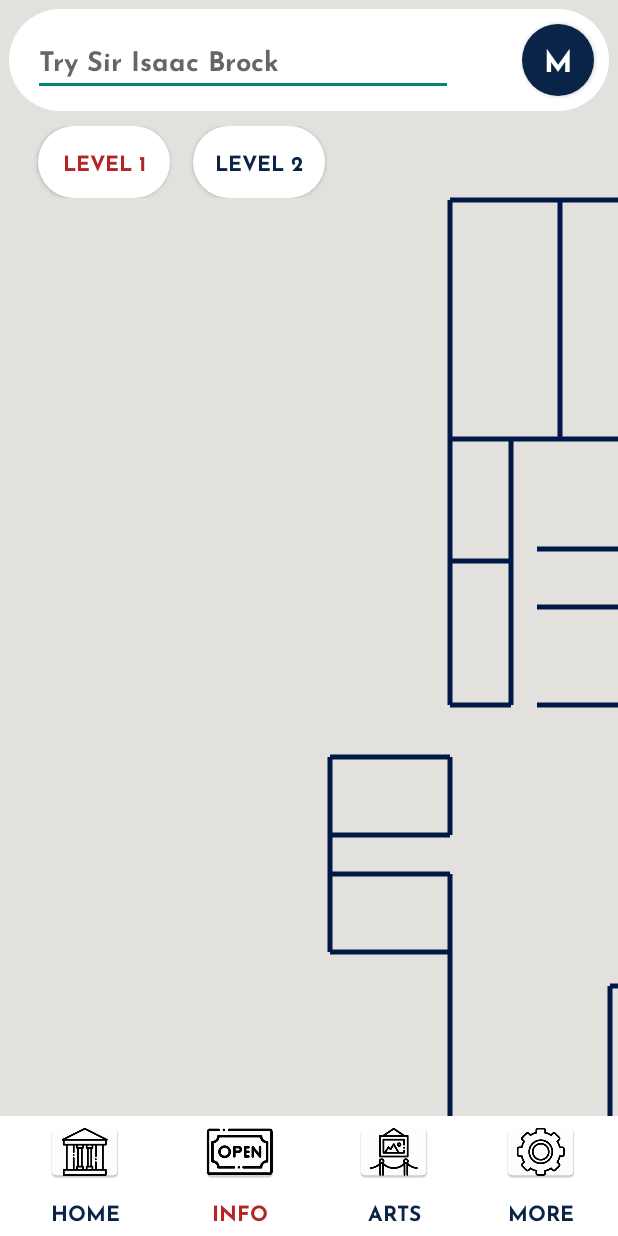
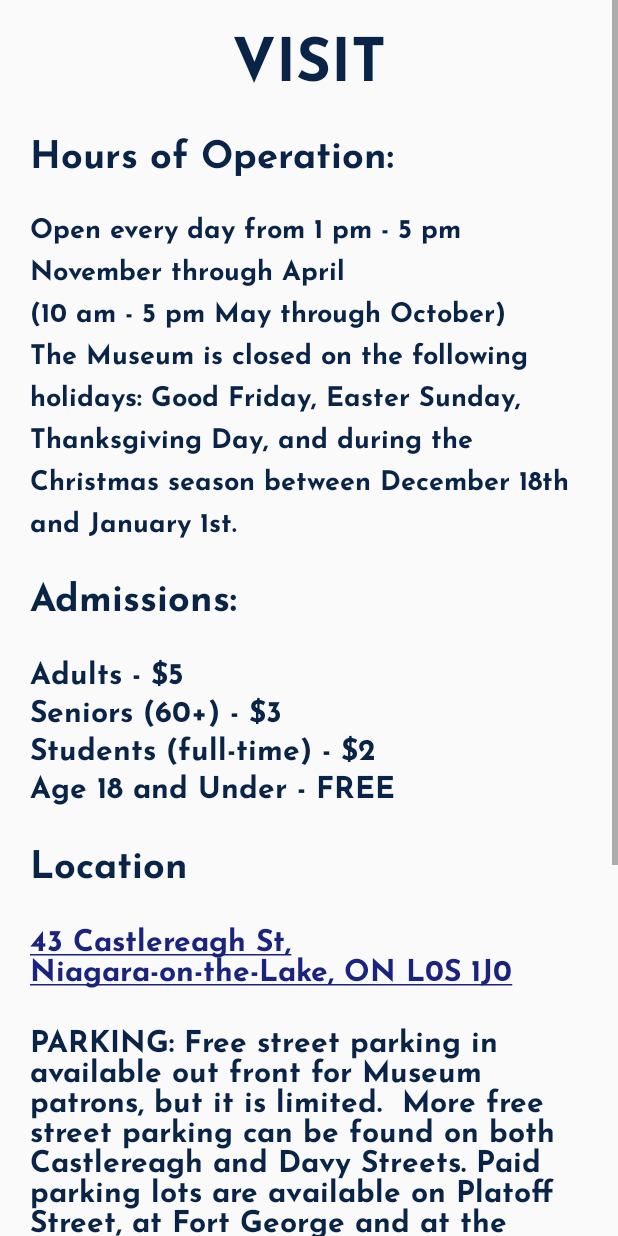
Before and after one commit to tx13al/COSC4P02D32023Winter, an Android app: the screen it shows after launch (MainActivity before the commit, InfoPage after it), after a tap on "INFO", on a phone screen of 412 x 824 dp. Run offline under Robolectric (Android 15) with nearby library versions, the phone set to English and light mode, and no system bars.

Commit message:
add information of the museum to the app
add a new page that show some information about the museum

```diff
--- a/MasterProject/MuseumApp/app/build.gradle
+++ b/MasterProject/MuseumApp/app/build.gradle
@@ -70,4 +70,6 @@ dependencies {
     androidTestImplementation 'androidx.test.espresso:espresso-core:3.5.1'
     implementation 'org.postgresql:postgresql:42.2.5'
     implementation 'mysql:mysql-connector-java:8.0.32'
+    implementation 'com.google.android.gms:play-services-maps:17.0.0'
+
 }
--- a/MasterProject/MuseumApp/app/src/main/AndroidManifest.xml
+++ b/MasterProject/MuseumApp/app/src/main/AndroidManifest.xml
@@ -27,6 +27,9 @@
             </intent-filter>
         </activity>
         <activity android:name=".Control" />
+        <activity
+            android:name=".InfoPage"
+            android:label="Info Page"/>
 
     </application>
 
--- /dev/null
+++ b/MasterProject/MuseumApp/app/src/main/java/com/example/museumapp/InfoPage.java
@@ -0,0 +1,29 @@
+package com.example.museumapp;
+
+import android.content.Intent;
+import android.net.Uri;
+import android.os.Bundle;
+import android.view.View;
+import android.widget.TextView;
+
+import androidx.appcompat.app.AppCompatActivity;
+
+public class InfoPage extends AppCompatActivity {
+    @Override
+    protected void onCreate(Bundle savedInstanceState) {
+        super.onCreate(savedInstanceState);
+        setContentView(R.layout.activity_info);
+
+        TextView address_text = findViewById(R.id.location_address);
+        address_text.setOnClickListener(new View.OnClickListener() {
+            @Override
+            public void onClick(View view) {
+                Uri addressUri = Uri.parse("geo:0,0?q=" + Uri.encode("43 Castlereagh St, Niagara-on-the-Lake, ON L0S 1J0"));
+                Intent mapIntent = new Intent(Intent.ACTION_VIEW, addressUri);
+                mapIntent.setPackage("com.google.android.apps.maps");
+                startActivity(mapIntent);
+            }
+        });
+
+    }
+}
--- a/MasterProject/MuseumApp/app/src/main/java/com/example/museumapp/MainActivity.java
+++ b/MasterProject/MuseumApp/app/src/main/java/com/example/museumapp/MainActivity.java
@@ -5,6 +5,7 @@ import androidx.appcompat.app.AppCompatActivity;
 import androidx.appcompat.widget.SearchView;
 import androidx.constraintlayout.widget.ConstraintLayout;
 
+import android.content.Intent;
 import android.database.MatrixCursor;
 import android.graphics.drawable.Drawable;
 import android.os.Bundle;
@@ -134,6 +135,8 @@ public class MainActivity extends AppCompatActivity implements View.OnClickListe
                 home.setTextColor(getColor(R.color.navy_blue));
                 arts.setTextColor(getColor(R.color.navy_blue));
                 setting.setTextColor(getColor(R.color.navy_blue));
+                Intent infoIntent = new Intent(MainActivity.this, InfoPage.class);
+                startActivity(infoIntent);
                 break;
             //press art button to browse all the art
             case R.id.art:
--- /dev/null
+++ b/MasterProject/MuseumApp/app/src/main/res/layout/activity_info.xml
@@ -0,0 +1,197 @@
+<?xml version="1.0" encoding="utf-8"?>
+<ScrollView xmlns:android="http://schemas.android.com/apk/res/android"
+    xmlns:app="http://schemas.android.com/apk/res-auto"
+    xmlns:tools="http://schemas.android.com/tools"
+    android:layout_width="match_parent"
+    android:layout_height="match_parent"
+
+    >
+<androidx.constraintlayout.widget.ConstraintLayout
+    android:layout_width="match_parent"
+    android:layout_height="wrap_content"
+
+    >
+    <TextView
+        android:id="@+id/visit"
+        android:layout_width="match_parent"
+        android:layout_height="wrap_content"
+        app:layout_constraintTop_toTopOf="parent"
+        android:gravity="center"
+        android:padding="10dp"
+        android:text="VISIT"
+        android:textSize="40sp"
+        >
+
+    </TextView>
+
+    <TextView
+        android:id="@+id/hours"
+        app:layout_constraintTop_toBottomOf="@+id/visit"
+        android:layout_width="match_parent"
+        android:layout_height="wrap_content"
+        android:layout_marginStart="10dp"
+        android:layout_marginEnd="10dp"
+        android:gravity="left"
+        android:padding="10dp"
+        android:text="Hours of Operation:"
+        android:textSize="25sp" />
+
+    <TextView
+        android:id="@+id/hours_text"
+        android:layout_width="match_parent"
+        android:layout_height="wrap_content"
+        android:lineSpacingExtra="10dp"
+        android:padding="10dp"
+        android:text="Open every day from 1 pm - 5 pm November through April \n(10 am - 5 pm May through October) \nThe Museum is closed on the following holidays: Good Friday, Easter Sunday, Thanksgiving Day, and during the Christmas season between December 18th and January 1st. "
+        android:textSize="18sp"
+        android:layout_marginStart="10dp"
+        android:layout_marginEnd="10dp"
+        app:layout_constraintTop_toBottomOf="@+id/hours"
+        tools:layout_editor_absoluteX="10dp" />
+
+    <TextView
+        android:id="@+id/adm"
+        app:layout_constraintTop_toBottomOf="@+id/hours_text"
+        android:layout_width="match_parent"
+        android:layout_height="wrap_content"
+        android:layout_marginStart="10dp"
+        android:layout_marginEnd="10dp"
+        android:gravity="left"
+        android:padding="10dp"
+        android:text="Admissions:"
+        android:textSize="25sp" />
+
+    <TextView
+        android:id="@+id/ticketprice"
+        android:layout_width="match_parent"
+        android:layout_height="wrap_content"
+        android:layout_marginStart="10dp"
+        android:layout_marginEnd="10dp"
+        app:layout_constraintTop_toBottomOf="@+id/adm"
+        android:padding="10dp"
+        android:lineSpacingExtra="5dp"
+        android:text="Adults - $5\nSeniors (60+) - $3\nStudents (full-time) - $2 \nAge 18 and Under - FREE"
+        android:textSize="20sp" />
+
+    <TextView
+        android:layout_width="match_parent"
+        android:layout_height="wrap_content"
+        android:text="Location"
+        android:textSize="25sp"
+        android:id="@+id/location_info"
+        app:layout_constraintTop_toBottomOf="@+id/ticketprice"
+        android:layout_marginEnd="10dp"
+        android:layout_marginStart="10dp"
+        android:padding="10dp"
+        />
+    <TextView
+        android:layout_width="match_parent"
+        android:layout_height="wrap_content"
+        android:text="@string/address"
+        app:layout_constraintTop_toBottomOf="@+id/location_info"
+        android:layout_marginStart="10dp"
+        android:layout_marginEnd="10dp"
+        android:textSize="20sp"
+        android:padding="10dp"
+        android:id="@+id/location_address"
+        android:autoLink="map"
+        android:linksClickable="true"
+        android:textColor="@color/dark_blue"
+
+        >
+    </TextView>
+    <TextView
+        android:layout_width="match_parent"
+        android:layout_height="wrap_content"
+        android:text="PARKING: Free street parking in available out front for Museum patrons, but it is limited.  More free street parking can be found on both Castlereagh and Davy Streets. Paid parking lots are available on Platoff Street, at Fort George and at the Court House."
+        app:layout_constraintTop_toBottomOf="@+id/location_address"
+        android:id="@+id/parking"
+        android:layout_marginEnd="10dp"
+        android:layout_marginStart="10dp"
+        android:padding="10dp"
+        android:textSize="20sp"
+        />
+    <TextView
+        android:layout_width="match_parent"
+        android:layout_height="wrap_content"
+        android:text="Contact us:"
+        android:id="@+id/contact_us"
+        app:layout_constraintTop_toBottomOf="@+id/parking"
+        android:textSize="25dp"
+        android:gravity="left"
+        android:layout_marginEnd="10dp"
+        android:layout_marginStart="10dp"
+        android:padding="10dp"
+        android:lineSpacingExtra="5dp"
+        />
+
+
+    <TextView
+        android:layout_width="match_parent"
+        android:layout_height="wrap_content"
+        android:id="@+id/contact_phone"
+        android:text="PHONE: 905-468-3912 "
+        app:layout_constraintTop_toBottomOf="@+id/contact_us"
+        android:textSize="20sp"
+        android:layout_marginStart="10dp"
+        android:layout_marginEnd="10dp"
+        android:padding="10dp"
+        android:lineSpacingExtra="10dp"
+        android:autoLink="phone"
+        />
+    <TextView
+        android:layout_width="match_parent"
+        android:layout_height="wrap_content"
+        android:id="@+id/contact_fax"
+        android:text="FAX: 905-468-1728"
+        android:autoLink="phone"
+        app:layout_constraintTop_toBottomOf="@+id/contact_phone"
+        android:textSize="20sp"
+        android:layout_marginStart="10dp"
+        android:layout_marginEnd="10dp"
+        android:padding="10dp"
+        android:lineSpacingExtra="5dp"
+        />
+    <TextView
+        android:layout_width="match_parent"
+        android:layout_height="wrap_content"
+        android:id="@+id/contact_email"
+        android:text="EMAIL: contact@nhsm.ca"
+        android:autoLink="email"
+        app:layout_constraintTop_toBottomOf="@+id/contact_fax"
+        android:textSize="20sp"
+        android:layout_marginStart="10dp"
+        android:layout_marginEnd="10dp"
+        android:padding="10dp"
+        android:lineSpacingExtra="5dp"
+        />
+    <TextView
+        android:layout_width="match_parent"
+        android:layout_height="wrap_content"
+        android:text="Other Information Please Visit Our Website"
+        app:layout_constraintTop_toBottomOf="@id/contact_email"
+        android:textSize="22sp"
+        android:layout_marginStart="10dp"
+        android:layout_marginEnd="10dp"
+        android:padding="10dp"
+        android:lineSpacingExtra="5dp"
+        android:id="@+id/other_information"
+        />
+    <TextView
+        android:layout_width="match_parent"
+        android:layout_height="wrap_content"
+        android:text="https://www.notlmuseum.ca/"
+        app:layout_constraintTop_toBottomOf="@id/other_information"
+        android:textSize="20sp"
+        android:layout_marginStart="10dp"
+        android:layout_marginEnd="10dp"
+        android:padding="10dp"
+        android:lineSpacingExtra="5dp"
+        android:autoLink="web"
+        android:id="@+id/web"
+        />
+
+
+
+</androidx.constraintlayout.widget.ConstraintLayout>
+</ScrollView>
--- a/MasterProject/MuseumApp/app/src/main/res/values/strings.xml
+++ b/MasterProject/MuseumApp/app/src/main/res/values/strings.xml
@@ -2,6 +2,7 @@
     <string name="app_name">NOTL Museum</string>
     <string name="navigation_drawer_open">Open navigation drawer</string>
     <string name="navigation_drawer_close">Close navigation drawer</string>
+    <string name="address"><u>43 Castlereagh St, Niagara-on-the-Lake, ON L0S 1J0</u></string>
 
     <string-array name="countries_array">
         <item>a</item>
```
